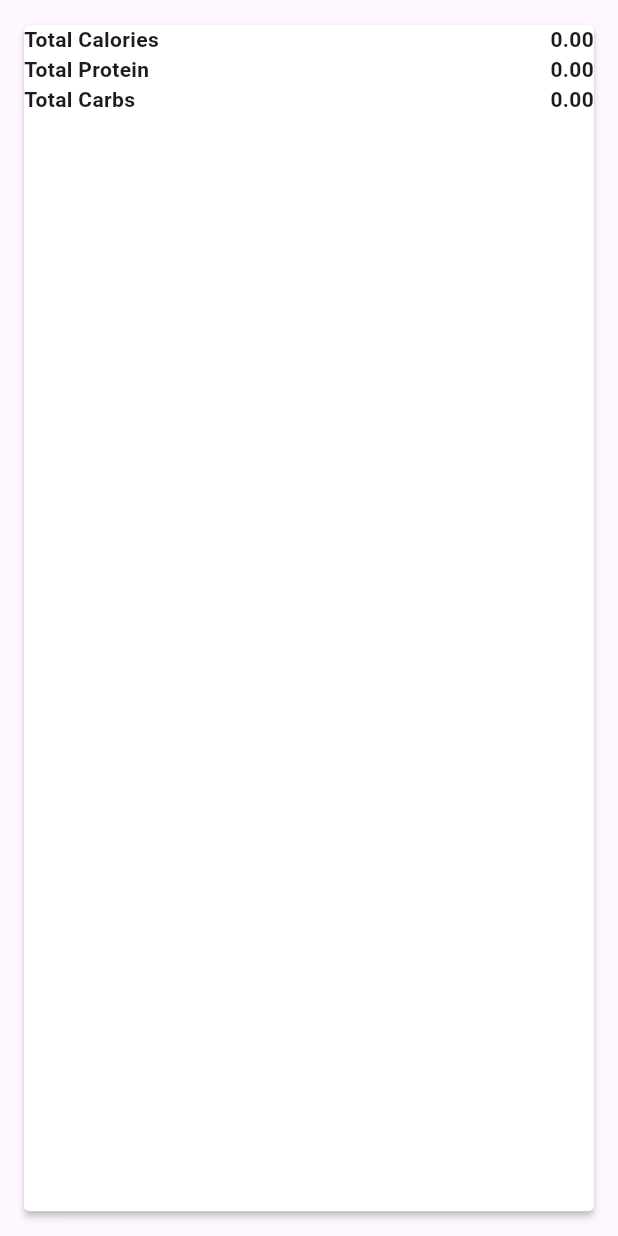
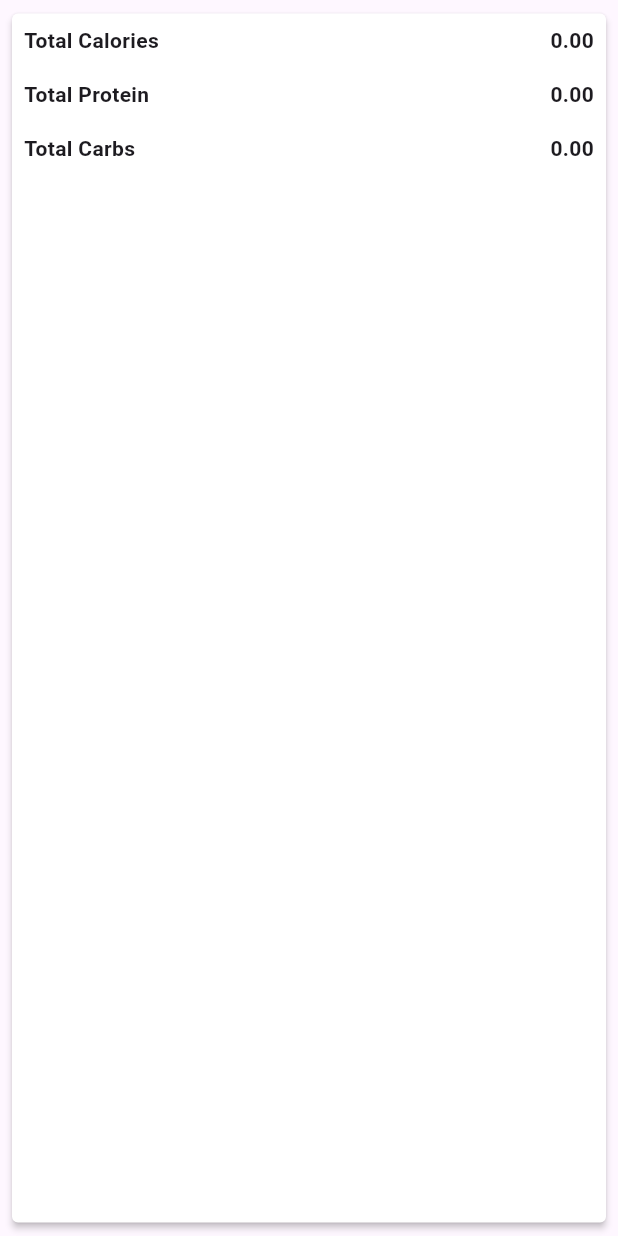
Before and after one commit to AlvinHartono/flutter-nutrition-tracker, a Flutter app: the FoodCardOnEvent widget shown alone on an empty page, opened directly with empty values, on a phone screen of 412 x 824 dp. Run offline on Flutter 3.47's test engine with Material 3 defaults, Android fonts, the phone set to English and light mode, and no system bars; our stand-ins replace carousel_slider, cloud_firestore, firebase_auth, firebase_core, fl_chart, table_calendar; accounts and stored records are empty.

Commit message:
minor adjustment

```diff
--- a/lib/widgets/food_card_onEvent.dart
+++ b/lib/widgets/food_card_onEvent.dart
@@ -4,11 +4,11 @@ import 'package:flutter_nutrition_tracker/models/food.dart';
 class FoodCardOnEvent extends StatelessWidget {
   const FoodCardOnEvent(
       {super.key,
-      required this.food,
+      // required this.food,
       required this.totalCalories,
       required this.totalCarbs,
       required this.totalProtein});
-  final Food food;
+  //final Food food;
 
   final double totalCalories;
   final double totalProtein;
@@ -19,9 +19,9 @@ class FoodCardOnEvent extends StatelessWidget {
     return GestureDetector(
       onTap: () {},
       child: Padding(
-        padding: const EdgeInsets.symmetric(vertical: 0.5),
+        padding: const EdgeInsets.symmetric(vertical: 1.0),
         child: Card(
-          margin: const EdgeInsets.all(16.0),
+          margin: const EdgeInsets.all(8.0),
           color: Colors.white,
           elevation: 2.0,
           shape:
@@ -50,17 +50,23 @@ class FoodCardOnEvent extends StatelessWidget {
     return Row(
       mainAxisAlignment: MainAxisAlignment.spaceBetween,
       children: [
-        Text(
+        Padding(
+          padding: const EdgeInsets.all(8.0), // Adjust the padding as needed
+          child: Text(
             label,
             style: TextStyle(fontWeight: FontWeight.bold),
           ),
-        Text(
+        ),
+        Padding(
+          padding: const EdgeInsets.all(8.0), // Adjust the padding as needed
+          child: Text(
             value,
             style: const TextStyle(
               fontWeight: FontWeight.bold,
             ),
             textAlign: TextAlign.right,
-        )
+          ),
+        ),
       ],
     );
   }
```
Also changed, not shown: lib/screens/history_nutrition_screen.dart (+33 -8 lines), lib/widgets/food_data_table.dart (added, +46 -0 lines). Lines whose indentation alone changed are shown as unchanged.
